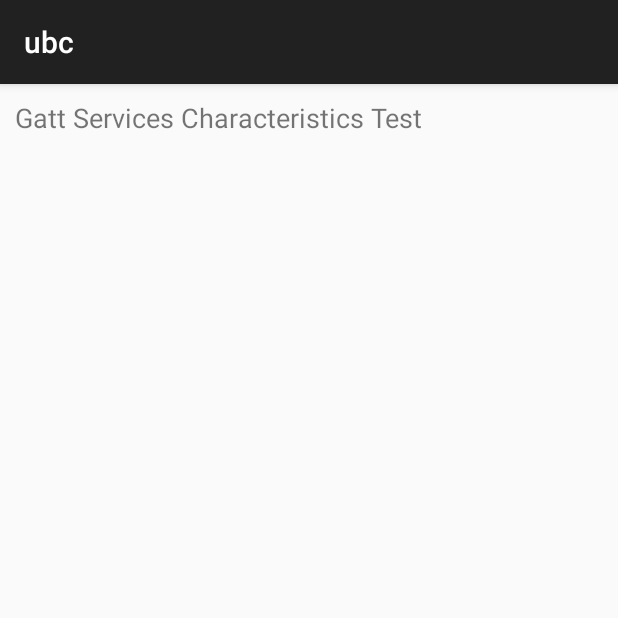
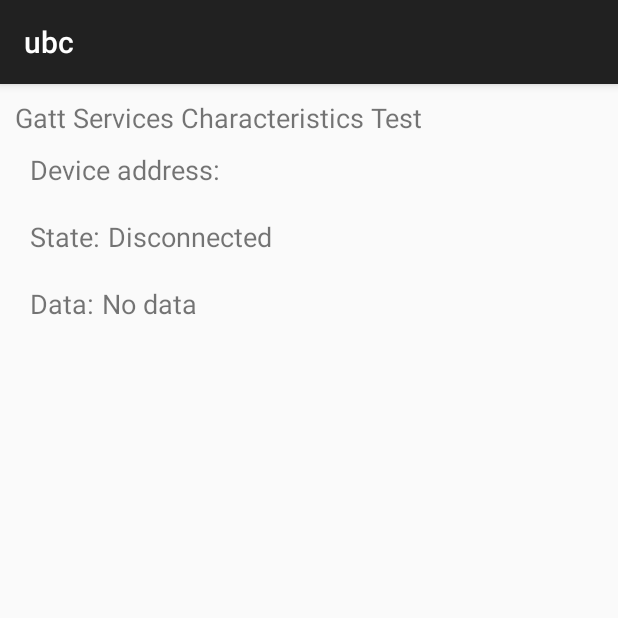
Before and after one commit to seanpenney/senior_project, an Android app: the fragment BleDeviceControl shown on its own in the app's theme, on a phone screen of 412 x 824 dp, the top half of it. Run offline under Robolectric (Android 15) with nearby library versions, the phone set to English and light mode, and no system bars; 5 statements that could not run were skipped.

Commit message:
bledevice control can send/recieve data with arduino

```diff
--- a/UBC/app/src/main/AndroidManifest.xml
+++ b/UBC/app/src/main/AndroidManifest.xml
@@ -43,6 +43,8 @@
                 android:value=".MainActivity" />
         </activity>
 
+        <service android:name=".BluetoothLeService" android:enabled="true"/>
+
     </application>
 
 </manifest>
--- a/UBC/app/src/main/res/layout/gatt_services_characteristics.xml
+++ b/UBC/app/src/main/res/layout/gatt_services_characteristics.xml
@@ -1,4 +1,5 @@
 <?xml version="1.0" encoding="utf-8"?>
+
 <LinearLayout xmlns:android="http://schemas.android.com/apk/res/android"
     android:layout_width="match_parent"
     android:layout_height="wrap_content"
@@ -11,4 +12,80 @@
         android:text="Gatt Services Characteristics Test"
         android:textSize="18sp" />
 
+    <LinearLayout
+        android:layout_width="match_parent"
+        android:layout_height="wrap_content"
+        android:layout_margin="10dp"
+        android:orientation="horizontal">
+
+
+        <TextView
+            android:layout_width="wrap_content"
+            android:layout_height="wrap_content"
+            android:text="@string/label_device_address"
+            android:textSize="18sp" />
+
+        <Space
+            android:layout_width="5dp"
+            android:layout_height="wrap_content" />
+
+        <TextView
+            android:id="@+id/device_address"
+            android:layout_width="match_parent"
+            android:layout_height="wrap_content"
+            android:textSize="18sp" />
+    </LinearLayout>
+
+    <LinearLayout
+        android:layout_width="match_parent"
+        android:layout_height="wrap_content"
+        android:layout_margin="10dp"
+        android:orientation="horizontal">
+
+        <TextView
+            android:layout_width="wrap_content"
+            android:layout_height="wrap_content"
+            android:text="@string/label_state"
+            android:textSize="18sp" />
+
+        <Space
+            android:layout_width="5dp"
+            android:layout_height="wrap_content" />
+
+        <TextView
+            android:id="@+id/connection_state"
+            android:layout_width="match_parent"
+            android:layout_height="wrap_content"
+            android:text="@string/disconnected"
+            android:textSize="18sp" />
+    </LinearLayout>
+
+    <LinearLayout
+        android:layout_width="match_parent"
+        android:layout_height="wrap_content"
+        android:layout_margin="10dp"
+        android:orientation="horizontal">
+
+        <TextView
+            android:layout_width="wrap_content"
+            android:layout_height="wrap_content"
+            android:text="@string/label_data"
+            android:textSize="18sp" />
+
+        <Space
+            android:layout_width="5dp"
+            android:layout_height="wrap_content" />
+
+        <TextView
+            android:id="@+id/data_value"
+            android:layout_width="match_parent"
+            android:layout_height="wrap_content"
+            android:text="@string/no_data"
+            android:textSize="18sp" />
+    </LinearLayout>
+
+    <ExpandableListView
+        android:id="@+id/gatt_services_list"
+        android:layout_width="match_parent"
+        android:layout_height="wrap_content" />
 </LinearLayout>
--- a/UBC/app/src/main/res/values/strings.xml
+++ b/UBC/app/src/main/res/values/strings.xml
@@ -5,6 +5,14 @@
     <string name="hello_world">Hello world!</string>
     <string name="action_settings">Settings</string>
     <string name="connect_instructions">List of BLE devices, click on one to connect:</string>
+    <string name="label_device_address">Device address:</string>
+    <string name="label_state">State:</string>
+    <string name="disconnected">Disconnected</string>
+    <string name="label_data">Data:</string>
+    <string name="no_data">No data</string>
+    <string name="connected">Connected</string>
+    <string name="unknown_service">Unknown service</string>
+    <string name="unknown_characteristic">Unknown characteristic</string>
 
 
 </resources>
```
Also changed, not shown: UBC/app/src/main/java/bluetoothcontroller/ubc/BleDeviceControl.java (+250 -1 lines).
